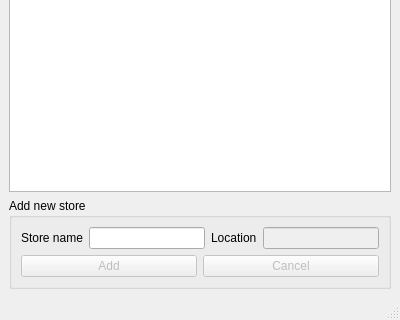
Before: the Qt Designer form slg_desktop/gui/stores.ui in drulum/slg_desktop, drawn with Qt 5; both pictures show x 0 to 400 and y 280 to 600 of the 400 by 600 pixel window.
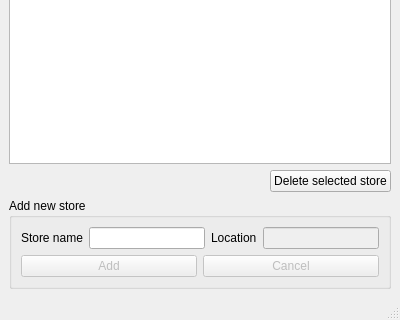
After: the same form once the commit is applied.

Commit message: implemented delete store function

Patch:
```diff
--- a/slg_desktop/gui/stores.ui
+++ b/slg_desktop/gui/stores.ui
@@ -31,6 +31,36 @@
       </property>
      </widget>
     </item>
+    <item>
+     <layout class="QHBoxLayout" name="horizontalLayout_3">
+      <item>
+       <spacer name="horizontalSpacer">
+        <property name="orientation">
+         <enum>Qt::Horizontal</enum>
+        </property>
+        <property name="sizeHint" stdset="0">
+         <size>
+          <width>40</width>
+          <height>20</height>
+         </size>
+        </property>
+       </spacer>
+      </item>
+      <item>
+       <widget class="QPushButton" name="deleteButton">
+        <property name="sizePolicy">
+         <sizepolicy hsizetype="Minimum" vsizetype="Fixed">
+          <horstretch>0</horstretch>
+          <verstretch>0</verstretch>
+         </sizepolicy>
+        </property>
+        <property name="text">
+         <string>Delete selected store</string>
+        </property>
+       </widget>
+      </item>
+     </layout>
+    </item>
     <item>
      <widget class="QGroupBox" name="groupBox">
       <property name="title">
```
Left out of the diff: 9 changed lines with no effect on the pictures. The commit also changes 2 other files.
